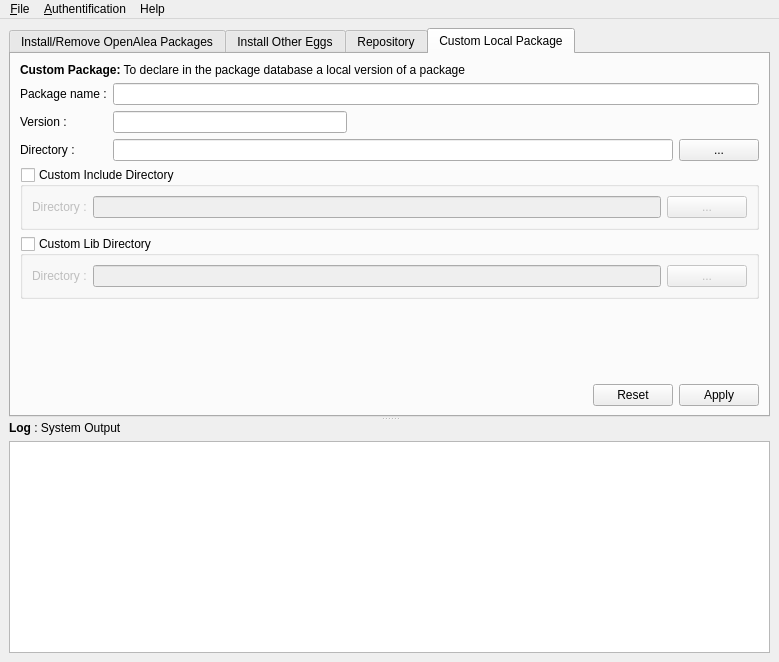
Qt form deploygui/src/openalea/deploygui/resources/mainwindow.ui (openalea/openalea) before a commit.
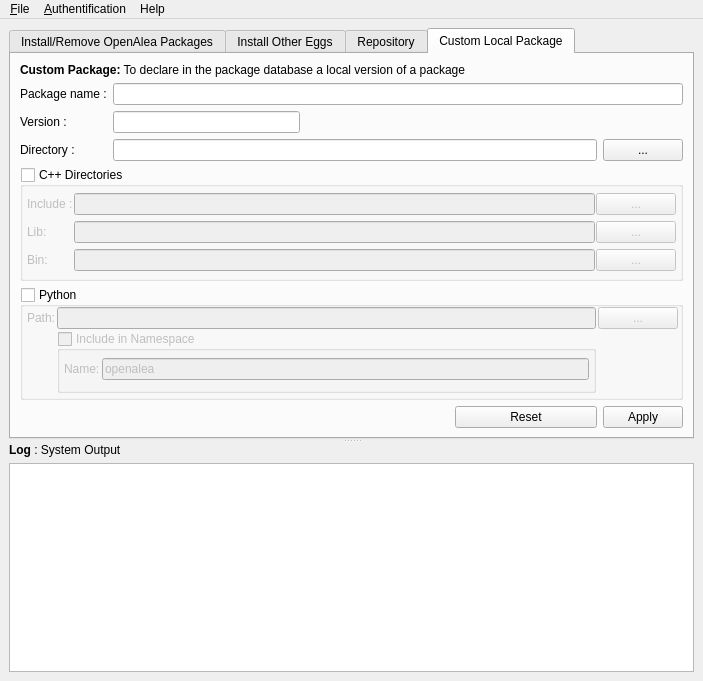
The same form after that commit. The open tabs and pages were chosen to show the change. Icons and pictures are not drawn.

Commit message: improve custom module initialization

```diff
--- a/deploygui/src/openalea/deploygui/resources/mainwindow.ui
+++ b/deploygui/src/openalea/deploygui/resources/mainwindow.ui
@@ -5,8 +5,8 @@
    <rect>
     <x>0</x>
     <y>0</y>
-    <width>779</width>
-    <height>662</height>
+    <width>703</width>
+    <height>681</height>
    </rect>
   </property>
   <property name="windowTitle" >
@@ -16,8 +16,16 @@
    <iconset resource="images.qrc" >:/icons/openalea_icon.png</iconset>
   </property>
   <widget class="QWidget" name="centralwidget" >
-   <layout class="QVBoxLayout" >
-    <item>
+   <property name="geometry" >
+    <rect>
+     <x>0</x>
+     <y>21</y>
+     <width>703</width>
+     <height>660</height>
+    </rect>
+   </property>
+   <layout class="QGridLayout" name="gridLayout_4" >
+    <item row="0" column="0" >
      <widget class="QSplitter" name="splitter" >
       <property name="orientation" >
        <enum>Qt::Vertical</enum>
@@ -291,12 +299,26 @@
         </layout>
        </widget>
        <widget class="QWidget" name="customPackagePage" >
+        <property name="geometry" >
+         <rect>
+          <x>0</x>
+          <y>0</y>
+          <width>679</width>
+          <height>373</height>
+         </rect>
+        </property>
         <attribute name="title" >
          <string>Custom Local Package</string>
         </attribute>
-        <layout class="QGridLayout" >
+        <layout class="QGridLayout" name="gridLayout_2" >
          <item row="0" column="0" colspan="5" >
           <widget class="QLabel" name="label_5" >
+           <property name="sizePolicy" >
+            <sizepolicy vsizetype="Fixed" hsizetype="Preferred" >
+             <horstretch>0</horstretch>
+             <verstretch>0</verstretch>
+            </sizepolicy>
+           </property>
            <property name="text" >
             <string>&lt;b>Custom Package:&lt;/b> To declare in the package database a local version of a package</string>
            </property>
@@ -353,12 +375,12 @@
           </widget>
          </item>
          <item row="4" column="0" colspan="5" >
-          <widget class="QGroupBox" name="customPackageIncludeFrame" >
+          <widget class="QGroupBox" name="customCppPackageFrame" >
            <property name="enabled" >
             <bool>true</bool>
            </property>
            <property name="title" >
-            <string>Custom Include Directory</string>
+            <string>C++ Directories</string>
            </property>
            <property name="checkable" >
             <bool>true</bool>
@@ -366,78 +388,176 @@
            <property name="checked" >
             <bool>false</bool>
            </property>
-           <layout class="QHBoxLayout" >
-            <item>
+           <layout class="QGridLayout" name="gridLayout_3" >
+            <property name="leftMargin" >
+             <number>4</number>
+            </property>
+            <property name="topMargin" >
+             <number>1</number>
+            </property>
+            <property name="rightMargin" >
+             <number>4</number>
+            </property>
+            <property name="bottomMargin" >
+             <number>1</number>
+            </property>
+            <property name="spacing" >
+             <number>1</number>
+            </property>
+            <item row="0" column="0" >
              <widget class="QLabel" name="label_9" >
               <property name="text" >
-               <string>Directory :</string>
+               <string>Include :</string>
               </property>
              </widget>
             </item>
-            <item>
+            <item row="0" column="1" >
              <widget class="QLineEdit" name="customPackageIncludeEdit" />
             </item>
-            <item>
+            <item row="0" column="2" >
              <widget class="QPushButton" name="customPackageIncludeButton" >
               <property name="text" >
                <string>...</string>
               </property>
              </widget>
             </item>
-           </layout>
-          </widget>
-         </item>
-         <item row="5" column="0" colspan="5" >
-          <widget class="QGroupBox" name="customPackageLibFrame" >
-           <property name="title" >
-            <string>Custom Lib Directory</string>
-           </property>
-           <property name="checkable" >
-            <bool>true</bool>
-           </property>
-           <property name="checked" >
-            <bool>false</bool>
-           </property>
-           <layout class="QHBoxLayout" >
-            <item>
+            <item row="1" column="0" >
              <widget class="QLabel" name="label_11" >
               <property name="text" >
-               <string>Directory :</string>
+               <string>Lib:</string>
               </property>
              </widget>
             </item>
-            <item>
+            <item row="1" column="1" >
              <widget class="QLineEdit" name="customPackageLibEdit" />
             </item>
-            <item>
+            <item row="1" column="2" >
              <widget class="QPushButton" name="customPackageLibButton" >
               <property name="text" >
                <string>...</string>
               </property>
              </widget>
             </item>
+            <item row="2" column="0" >
+             <widget class="QLabel" name="label_13" >
+              <property name="text" >
+               <string>Bin:</string>
+              </property>
+             </widget>
+            </item>
+            <item row="2" column="1" >
+             <widget class="QLineEdit" name="customPackageBinEdit" />
+            </item>
+            <item row="2" column="2" >
+             <widget class="QPushButton" name="customPackageBinButton" >
+              <property name="text" >
+               <string>...</string>
+              </property>
+             </widget>
+            </item>
            </layout>
           </widget>
          </item>
-         <item row="6" column="3" >
-          <spacer>
-           <property name="orientation" >
-            <enum>Qt::Vertical</enum>
+         <item row="5" column="0" colspan="5" >
+          <widget class="QGroupBox" name="customPythonPackageFrame" >
+           <property name="enabled" >
+            <bool>true</bool>
            </property>
-           <property name="sizeHint" >
-            <size>
-             <width>20</width>
-             <height>20</height>
-            </size>
+           <property name="title" >
+            <string>Python</string>
            </property>
-          </spacer>
+           <property name="checkable" >
+            <bool>true</bool>
+           </property>
+           <property name="checked" >
+            <bool>false</bool>
+           </property>
+           <layout class="QGridLayout" name="gridLayout" >
+            <property name="leftMargin" >
+             <number>4</number>
+            </property>
+            <property name="topMargin" >
+             <number>0</number>
+            </property>
+            <property name="rightMargin" >
+             <number>2</number>
+            </property>
+            <property name="bottomMargin" >
+             <number>4</number>
+            </property>
+            <property name="spacing" >
+             <number>2</number>
+            </property>
+            <item row="0" column="0" >
+             <widget class="QLabel" name="label_12" >
+              <property name="text" >
+               <string>Path:</string>
+              </property>
+             </widget>
+            </item>
+            <item row="0" column="1" >
+             <widget class="QLineEdit" name="customPythonPackageEdit" />
+            </item>
+            <item row="0" column="2" >
+             <widget class="QPushButton" name="customPythonPackageButton" >
+              <property name="text" >
+               <string>...</string>
+              </property>
+             </widget>
+            </item>
+            <item row="1" column="1" >
+             <widget class="QGroupBox" name="pythonNamespaceFrame" >
+              <property name="title" >
+               <string>Include in Namespace</string>
+              </property>
+              <property name="checkable" >
+               <bool>true</bool>
+              </property>
+              <property name="checked" >
+               <bool>false</bool>
+              </property>
+              <layout class="QHBoxLayout" name="horizontalLayout" >
+               <property name="spacing" >
+                <number>2</number>
+               </property>
+               <property name="leftMargin" >
+                <number>4</number>
+               </property>
+               <property name="topMargin" >
+                <number>1</number>
+               </property>
+               <property name="rightMargin" >
+                <number>4</number>
+               </property>
+               <property name="bottomMargin" >
+                <number>4</number>
+               </property>
+               <item>
+                <widget class="QLabel" name="label_10" >
+                 <property name="text" >
+                  <string>Name:</string>
+                 </property>
+                </widget>
+               </item>
+               <item>
+                <widget class="QLineEdit" name="namespaceEdit" >
+                 <property name="text" >
+                  <string>openalea</string>
+                 </property>
+                </widget>
+               </item>
+              </layout>
+             </widget>
+            </item>
+           </layout>
+          </widget>
          </item>
-         <item row="7" column="2" >
+         <item row="6" column="1" colspan="2" >
           <spacer>
            <property name="orientation" >
             <enum>Qt::Horizontal</enum>
            </property>
-           <property name="sizeHint" >
+           <property name="sizeHint" stdset="0" >
             <size>
              <width>40</width>
              <height>20</height>
@@ -445,14 +565,14 @@
            </property>
           </spacer>
          </item>
-         <item row="7" column="3" >
+         <item row="6" column="3" >
           <widget class="QPushButton" name="customResetButton" >
            <property name="text" >
             <string>Reset</string>
            </property>
           </widget>
          </item>
-         <item row="7" column="4" >
+         <item row="6" column="4" >
           <widget class="QPushButton" name="customApplyButton" >
            <property name="text" >
             <string>Apply</string>
@@ -492,8 +612,8 @@
     <rect>
      <x>0</x>
      <y>0</y>
-     <width>779</width>
-     <height>26</height>
+     <width>703</width>
+     <height>21</height>
     </rect>
    </property>
    <widget class="QMenu" name="menuAuthentification" >
```
Left out of the diff: 57 changed lines with no effect on the pictures. The commit also changes 2 other files.
